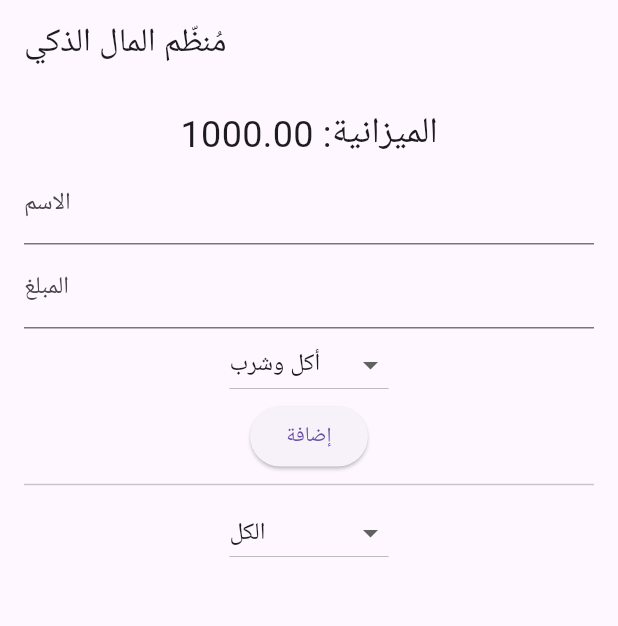
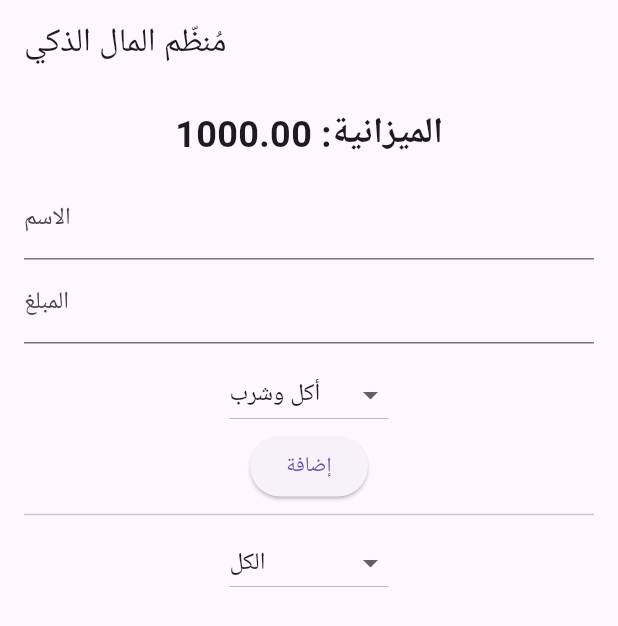
Before and after one commit to mostafapopos196-sudo/money_tracker, a Flutter app: the screen it shows after launch, after a tap on "إضافة", on a phone screen of 412 x 824 dp. Shown: the top 626 px of the screen. Run offline on Flutter 3.47's test engine with Material 3 defaults, Android fonts, the phone set to English and light mode, and no system bars; our stand-ins replace firebase_core, shared_preferences; accounts and stored records are empty.

Commit message:
update app for web

```diff
--- a/lib/main.dart
+++ b/lib/main.dart
@@ -1,9 +1,14 @@
 import 'dart:convert';
 import 'package:flutter/material.dart';
-
+import 'package:firebase_core/firebase_core.dart';
+import 'firebase_options.dart';
 import 'package:shared_preferences/shared_preferences.dart';
 
-void main() {
+void main() async {
+  WidgetsFlutterBinding.ensureInitialized();
+  await Firebase.initializeApp(
+    options: DefaultFirebaseOptions.currentPlatform,
+  );
   runApp(const AdvancedMoneyTracker());
 }
 
@@ -27,12 +32,29 @@ class ExpenseItem {
   final DateTime date;
   final bool isIncome;
 
-  ExpenseItem({required this.title, required this.amount, required this.category, required this.date, required this.isIncome});
+  ExpenseItem({
+    required this.title,
+    required this.amount,
+    required this.category,
+    required this.date,
+    required this.isIncome,
+  });
 
-  Map<String, dynamic> toMap() => {'title': title, 'amount': amount, 'category': category, 'date': date.toIso8601String(), 'isIncome': isIncome};
+  Map<String, dynamic> toMap() => {
+        'title': title,
+        'amount': amount,
+        'category': category,
+        'date': date.toIso8601String(),
+        'isIncome': isIncome,
+      };
 
   factory ExpenseItem.fromMap(Map<String, dynamic> map) => ExpenseItem(
-      title: map['title'], amount: map['amount'], category: map['category'], date: DateTime.parse(map['date']), isIncome: map['isIncome']);
+        title: map['title'],
+        amount: map['amount'],
+        category: map['category'],
+        date: DateTime.parse(map['date']),
+        isIncome: map['isIncome'],
+      );
 }
 
 class MainScreen extends StatefulWidget {
@@ -45,12 +67,18 @@ class MainScreen extends StatefulWidget {
 class _MainScreenState extends State<MainScreen> {
   double _totalBudget = 1000.0;
   List<ExpenseItem> _expenses = [];
-  String _selectedCategory = 'أكل وشرب'; // تم تعريف المتغير هنا
+  String _selectedCategory = 'أكل وشرب';
   String _filterCategory = 'الكل';
 
   final _titleController = TextEditingController();
   final _amountController = TextEditingController();
-  final List<String> _categories = ['أكل وشرب', 'مواصلات', 'ألعاب وترفيه', 'دراسة ودروس', 'أخرى'];
+  final List<String> _categories = [
+    'أكل وشرب',
+    'مواصلات',
+    'ألعاب وترفيه',
+    'دراسة ودروس',
+    'أخرى'
+  ];
 
   @override
   void initState() {
@@ -64,7 +92,9 @@ class _MainScreenState extends State<MainScreen> {
       _totalBudget = prefs.getDouble('total_budget') ?? 1000.0;
       final String? expensesString = prefs.getString('expenses_list');
       if (expensesString != null) {
-        _expenses = (jsonDecode(expensesString) as List).map((item) => ExpenseItem.fromMap(item)).toList();
+        _expenses = (jsonDecode(expensesString) as List)
+            .map((item) => ExpenseItem.fromMap(item))
+            .toList();
       }
     });
   }
@@ -72,22 +102,38 @@ class _MainScreenState extends State<MainScreen> {
   Future<void> _saveData() async {
     final prefs = await SharedPreferences.getInstance();
     await prefs.setDouble('total_budget', _totalBudget);
-    await prefs.setString('expenses_list', jsonEncode(_expenses.map((e) => e.toMap()).toList()));
+    await prefs.setString(
+        'expenses_list', jsonEncode(_expenses.map((e) => e.toMap()).toList()));
   }
 
   void _addExpense() {
     final amount = double.tryParse(_amountController.text) ?? 0.0;
-    if (_titleController.text.isEmpty || amount <= 0 || amount > _totalBudget) return;
+    if (_titleController.text.isEmpty || amount <= 0 || amount > _totalBudget) {
+      return;
+    }
     setState(() {
       _totalBudget -= amount;
-      _expenses.insert(0, ExpenseItem(title: _titleController.text, amount: amount, category: _selectedCategory, date: DateTime.now(), isIncome: false));
+      _expenses.insert(
+        0,
+        ExpenseItem(
+          title: _titleController.text,
+          amount: amount,
+          category: _selectedCategory,
+          date: DateTime.now(),
+          isIncome: false,
+        ),
+      );
     });
     _saveData();
+    _titleController.clear();
+    _amountController.clear();
   }
 
   @override
   Widget build(BuildContext context) {
-    final filtered = _filterCategory == 'الكل' ? _expenses : _expenses.where((e) => e.category == _filterCategory).toList();
+    final filtered = _filterCategory == 'الكل'
+        ? _expenses
+        : _expenses.where((e) => e.category == _filterCategory).toList();
 
     return Scaffold(
       appBar: AppBar(title: const Text('مُنظّم المال الذكي')),
@@ -95,27 +141,52 @@ class _MainScreenState extends State<MainScreen> {
         padding: const EdgeInsets.all(16.0),
         child: Column(
           children: [
-            Text('الميزانية: ${_totalBudget.toStringAsFixed(2)}', style: const TextStyle(fontSize: 24)),
-            // مكان الإضافة
-            TextField(controller: _titleController, decoration: const InputDecoration(labelText: 'الاسم')),
-            TextField(controller: _amountController, decoration: const InputDecoration(labelText: 'المبلغ'), keyboardType: TextInputType.number),
+            Text(
+              'الميزانية: ${_totalBudget.toStringAsFixed(2)}',
+              style: const TextStyle(fontSize: 24, fontWeight: FontWeight.bold),
+            ),
+            const SizedBox(height: 10),
+            TextField(
+                controller: _titleController,
+                decoration: const InputDecoration(labelText: 'الاسم')),
+            TextField(
+                controller: _amountController,
+                decoration: const InputDecoration(labelText: 'المبلغ'),
+                keyboardType: TextInputType.number),
+            const SizedBox(height: 10),
             DropdownButton<String>(
               value: _selectedCategory,
-              items: _categories.map((c) => DropdownMenuItem(value: c, child: Text(c))).toList(),
+              items: _categories
+                  .map((c) => DropdownMenuItem(value: c, child: Text(c)))
+                  .toList(),
               onChanged: (v) => setState(() => _selectedCategory = v!),
             ),
-            ElevatedButton(onPressed: _addExpense, child: const Text('إضافة')),
+            ElevatedButton(
+                onPressed: _addExpense, child: const Text('إضافة')),
             const Divider(),
-            // الفلتر
             DropdownButton<String>(
               value: _filterCategory,
-              items: ['الكل', ..._categories].map((c) => DropdownMenuItem(value: c, child: Text(c))).toList(),
+              items: ['الكل', ..._categories]
+                  .map((c) => DropdownMenuItem(value: c, child: Text(c)))
+                  .toList(),
               onChanged: (v) => setState(() => _filterCategory = v!),
             ),
+            const SizedBox(height: 10),
             Expanded(
               child: ListView.builder(
                 itemCount: filtered.length,
-                itemBuilder: (ctx, i) => ListTile(title: Text(filtered[i].title), subtitle: Text(filtered[i].category)),
+                itemBuilder: (ctx, i) => ListTile(
+                  title: Text(filtered[i].title),
+                  subtitle: Text(filtered[i].category),
+                  trailing: Text(
+                    '${filtered[i].amount.toStringAsFixed(2)} ج.م',
+                    style: const TextStyle(
+                      fontWeight: FontWeight.bold,
+                      fontSize: 16,
+                      color: Colors.teal,
+                    ),
+                  ),
+                ),
               ),
             ),
           ],
--- a/pubspec.yaml
+++ b/pubspec.yaml
@@ -36,6 +36,7 @@ dependencies:
   cupertino_icons: ^1.0.8
   intl: ^0.20.3
   shared_preferences: ^2.3.5
+  firebase_core: ^4.12.1
 
 dev_dependencies:
   flutter_test:
```
Also changed, not shown: lib/firebase_options.dart (added), pubspec.lock, 3 other files.
